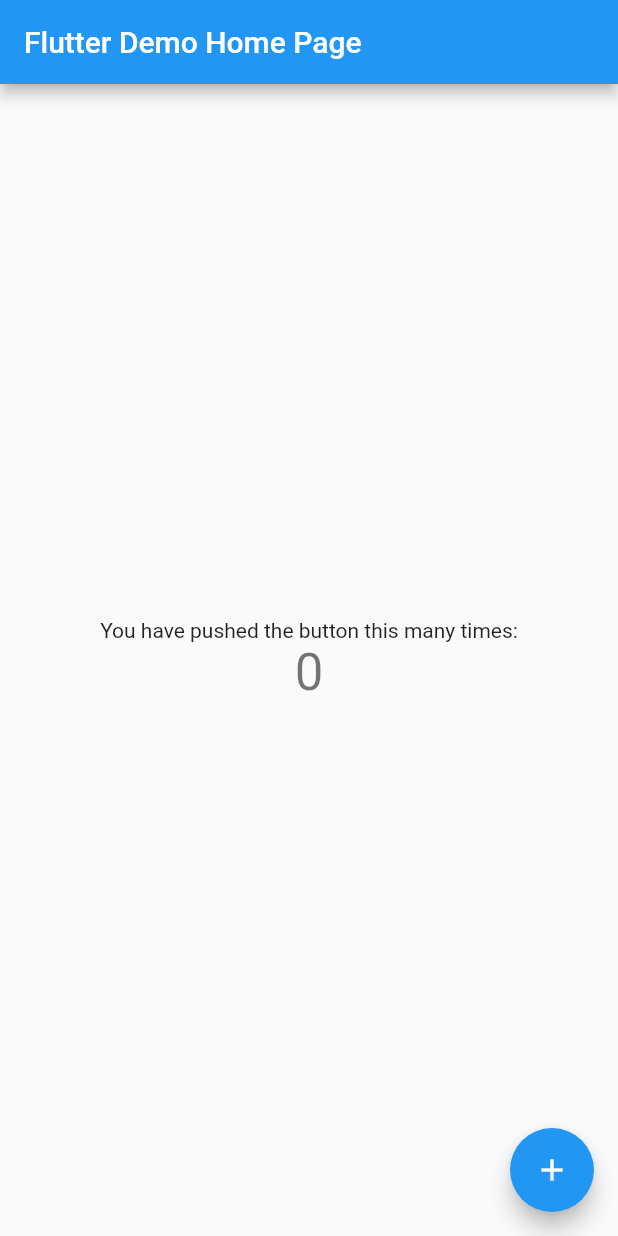
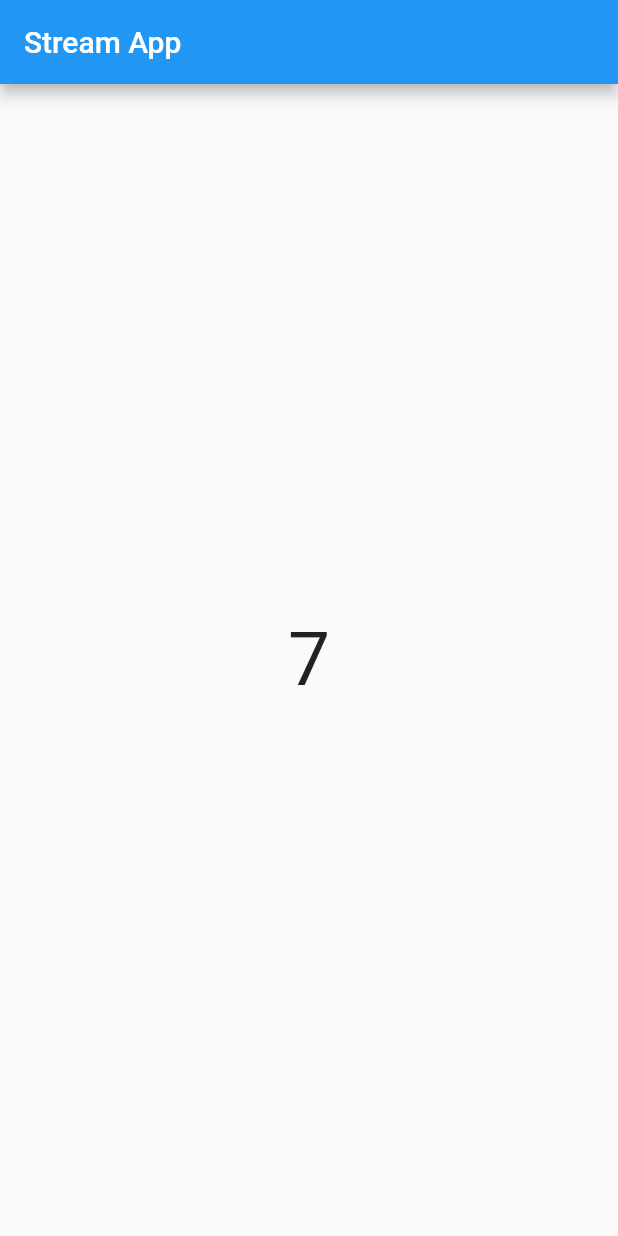
Before and after one commit to aprxty3/bloc_state_management, a Flutter app: the screen it shows after launch, on a phone screen of 412 x 824 dp. Run offline on Flutter 3.47's test engine with Material 2 defaults, Android fonts, the phone set to English and light mode, and no system bars.

Commit message:
stream basic concept

```diff
--- a/lib/main.dart
+++ b/lib/main.dart
@@ -5,111 +5,53 @@ void main() {
 }
 
 class MyApp extends StatelessWidget {
-  const MyApp({super.key});
+  const MyApp({Key? key}) : super(key: key);
 
-  // This widget is the root of your application.
   @override
   Widget build(BuildContext context) {
     return MaterialApp(
-      title: 'Flutter Demo',
-      theme: ThemeData(
-        // This is the theme of your application.
-        //
-        // Try running your application with "flutter run". You'll see the
-        // application has a blue toolbar. Then, without quitting the app, try
-        // changing the primarySwatch below to Colors.green and then invoke
-        // "hot reload" (press "r" in the console where you ran "flutter run",
-        // or simply save your changes to "hot reload" in a Flutter IDE).
-        // Notice that the counter didn't reset back to zero; the application
-        // is not restarted.
-        primarySwatch: Colors.blue,
-      ),
-      home: const MyHomePage(title: 'Flutter Demo Home Page'),
+      home: HomePage(),
     );
   }
 }
 
-class MyHomePage extends StatefulWidget {
-  const MyHomePage({super.key, required this.title});
+class HomePage extends StatelessWidget {
+  const HomePage({Key? key}) : super(key: key);
 
-  // This widget is the home page of your application. It is stateful, meaning
-  // that it has a State object (defined below) that contains fields that affect
-  // how it looks.
-
-  // This class is the configuration for the state. It holds the values (in this
-  // case the title) provided by the parent (in this case the App widget) and
-  // used by the build method of the State. Fields in a Widget subclass are
-  // always marked "final".
-
-  final String title;
-
-  @override
-  State<MyHomePage> createState() => _MyHomePageState();
-}
-
-class _MyHomePageState extends State<MyHomePage> {
-  int _counter = 0;
-
-  void _incrementCounter() {
-    setState(() {
-      // This call to setState tells the Flutter framework that something has
-      // changed in this State, which causes it to rerun the build method below
-      // so that the display can reflect the updated values. If we changed
-      // _counter without calling setState(), then the build method would not be
-      // called again, and so nothing would appear to happen.
-      _counter++;
-    });
+  Stream<int> countStream() async* {
+    for (int i = 1; i <= 10; i++) {
+      await Future.delayed(Duration(seconds: 1));
+      yield i;
+    }
   }
 
   @override
   Widget build(BuildContext context) {
-    // This method is rerun every time setState is called, for instance as done
-    // by the _incrementCounter method above.
-    //
-    // The Flutter framework has been optimized to make rerunning build methods
-    // fast, so that you can just rebuild anything that needs updating rather
-    // than having to individually change instances of widgets.
+    print('Dibuild');
     return Scaffold(
       appBar: AppBar(
-        // Here we take the value from the MyHomePage object that was created by
-        // the App.build method, and use it to set our appbar title.
-        title: Text(widget.title),
+        title: const Text('Stream App'),
       ),
-      body: Center(
-        // Center is a layout widget. It takes a single child and positions it
-        // in the middle of the parent.
-        child: Column(
-          // Column is also a layout widget. It takes a list of children and
-          // arranges them vertically. By default, it sizes itself to fit its
-          // children horizontally, and tries to be as tall as its parent.
-          //
-          // Invoke "debug painting" (press "p" in the console, choose the
-          // "Toggle Debug Paint" action from the Flutter Inspector in Android
-          // Studio, or the "Toggle Debug Paint" command in Visual Studio Code)
-          // to see the wireframe for each widget.
-          //
-          // Column has various properties to control how it sizes itself and
-          // how it positions its children. Here we use mainAxisAlignment to
-          // center the children vertically; the main axis here is the vertical
-          // axis because Columns are vertical (the cross axis would be
-          // horizontal).
-          mainAxisAlignment: MainAxisAlignment.center,
-          children: <Widget>[
-            const Text(
-              'You have pushed the button this many times:',
-            ),
-            Text(
-              '$_counter',
-              style: Theme.of(context).textTheme.headlineMedium,
-            ),
-          ],
-        ),
+      body: StreamBuilder(
+        stream: countStream(),
+        builder: (context, snapshot) {
+          if (snapshot.connectionState == ConnectionState.waiting) {
+            return Center(
+              child: Text(
+                '0',
+                style: TextStyle(fontSize: 50),
+              ),
+            );
+          } else {
+            return Center(
+              child: Text(
+                snapshot.data.toString(),
+                style: TextStyle(fontSize: 50),
+              ),
+            );
+          }
+        },
       ),
-      floatingActionButton: FloatingActionButton(
-        onPressed: _incrementCounter,
-        tooltip: 'Increment',
-        child: const Icon(Icons.add),
-      ), // This trailing comma makes auto-formatting nicer for build methods.
     );
   }
 }
```
